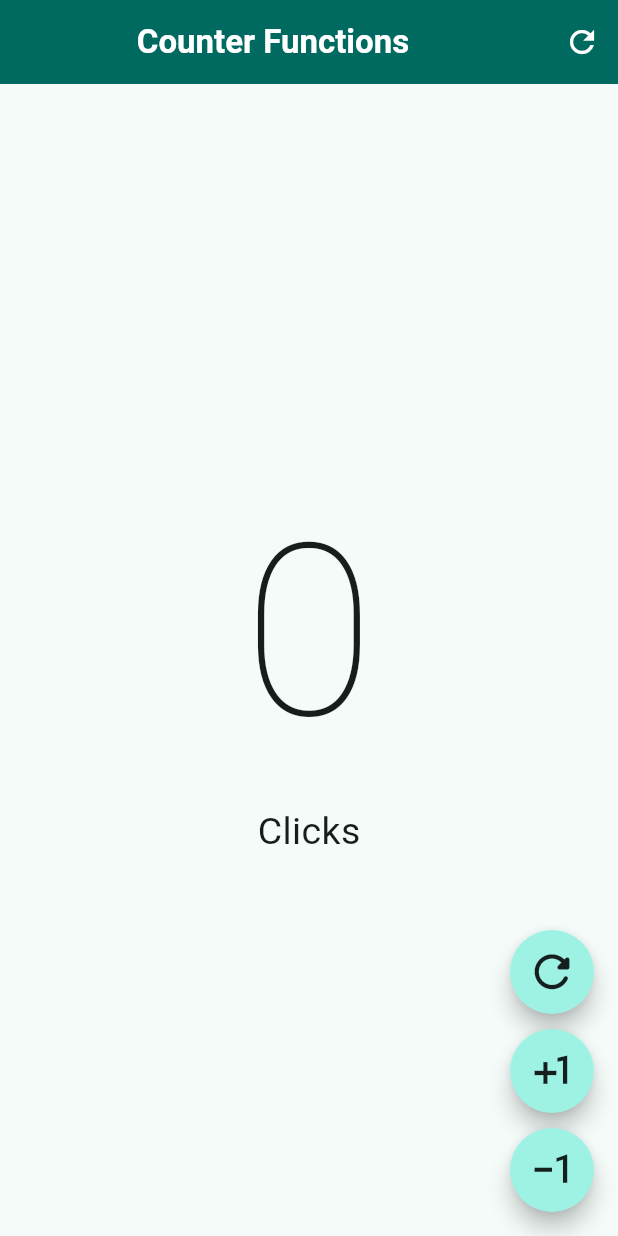
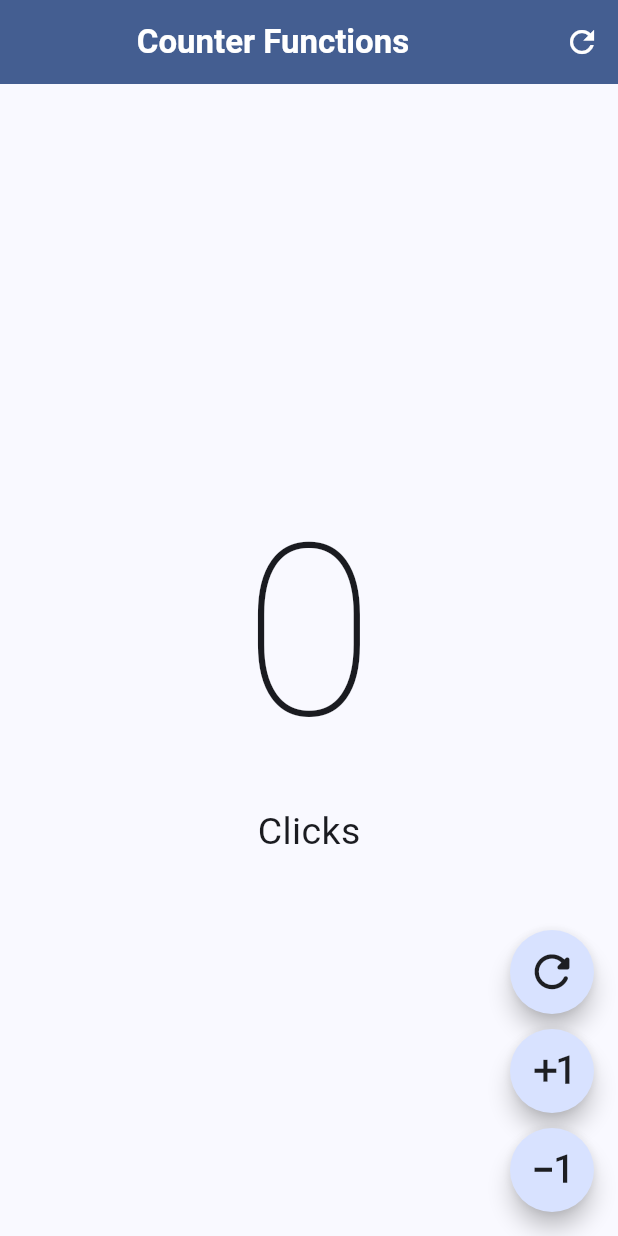
Before and after one commit to fswebcoder/Flutter-Dart, a Flutter app: the screen it shows after launch, on a phone screen of 412 x 824 dp. Run offline on Flutter 3.47's test engine with Material 3 defaults, Android fonts, the phone set to English and light mode, and no system bars.

Commit message:
Widget CustomButton

```diff
--- a/hello_world_app/lib/main.dart
+++ b/hello_world_app/lib/main.dart
@@ -13,7 +13,7 @@ class MyApp extends StatelessWidget {
     return MaterialApp(
       theme:  ThemeData(
         useMaterial3: true,
-        colorSchemeSeed: Colors.teal
+        colorSchemeSeed: Colors.blueAccent
 
       ),
       debugShowCheckedModeBanner: false,
--- a/hello_world_app/lib/presentation/screens/counter/counter_functions_screen.dart
+++ b/hello_world_app/lib/presentation/screens/counter/counter_functions_screen.dart
@@ -43,57 +43,62 @@ class _CounterFunctionsScreenState extends State<CounterFunctionsScreen> {
       floatingActionButton: Column(
         mainAxisAlignment: MainAxisAlignment.end,
         children: [
-          FloatingActionButton(
-            shape: RoundedRectangleBorder(
-              borderRadius: BorderRadius.circular(50),
-            ),
+          CustomButton(
+            icon: Icons.refresh_rounded,
             onPressed: () {
               setState(() {
                 counter = 0;
               });
             },
-            child: const Icon(
-              Icons.refresh_rounded,
-              color: Colors.black87,
-              size: 35,
-            ),
           ),
+
           const SizedBox(height: 10),
-          FloatingActionButton(
-            shape: RoundedRectangleBorder(
-              borderRadius: BorderRadius.circular(50),
-            ),
+          CustomButton(
+            icon: Icons.exposure_plus_1_sharp,
             onPressed: () {
               setState(() {
                 counter++;
               });
             },
-            child: const Icon(
-              Icons.plus_one,
-              color: Colors.black87,
-              size: 35,
-            ),
           ),
           const SizedBox(height: 10),
-          FloatingActionButton(
-            shape: RoundedRectangleBorder(
-              borderRadius: BorderRadius.circular(50),
-            ),
+          CustomButton(
+            icon: Icons.exposure_minus_1_sharp,
             onPressed: () {
               setState(() {
                 if (counter > 0) {
                   counter--;
                 }
+
               });
             },
-            child: const Icon(
-              Icons.exposure_minus_1_sharp,
-              color: Colors.black87,
-              size: 35,
-            ),
-          )
+
+          ),
         ],
       ),
     );
   }
 }
+
+class CustomButton extends StatelessWidget {
+  final IconData icon;
+  final  VoidCallback? onPressed;
+
+  const CustomButton({super.key, required this.icon, this.onPressed });
+
+  @override
+  Widget build(BuildContext context) {
+    return FloatingActionButton(
+      shape: RoundedRectangleBorder(
+        borderRadius: BorderRadius.circular(50),
+      ),
+      onPressed:onPressed,
+      enableFeedback: true,
+      child: Icon(
+        icon,
+        color: Colors.black87,
+        size: 35,
+      ),
+    );
+  }
+}
```
